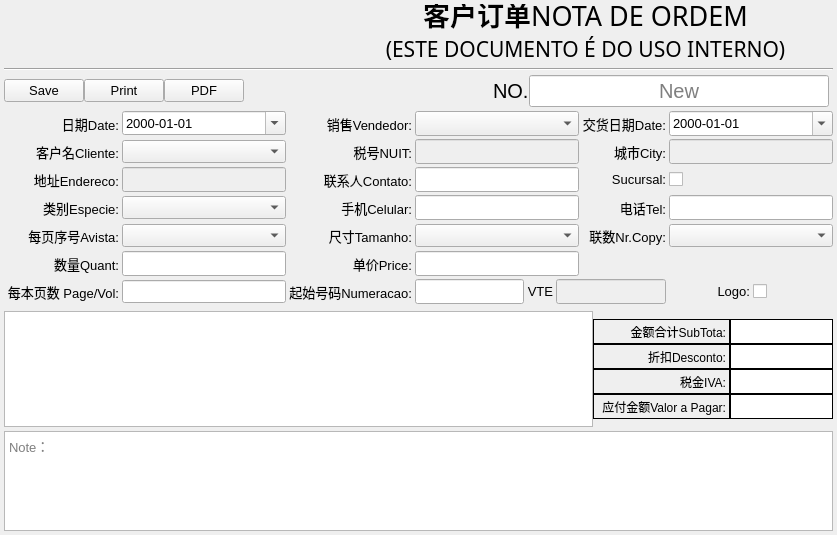
The window that Ui/FormPrintingOrder.ui (golden7602/zion) describes before a commit, drawn with Qt 5.
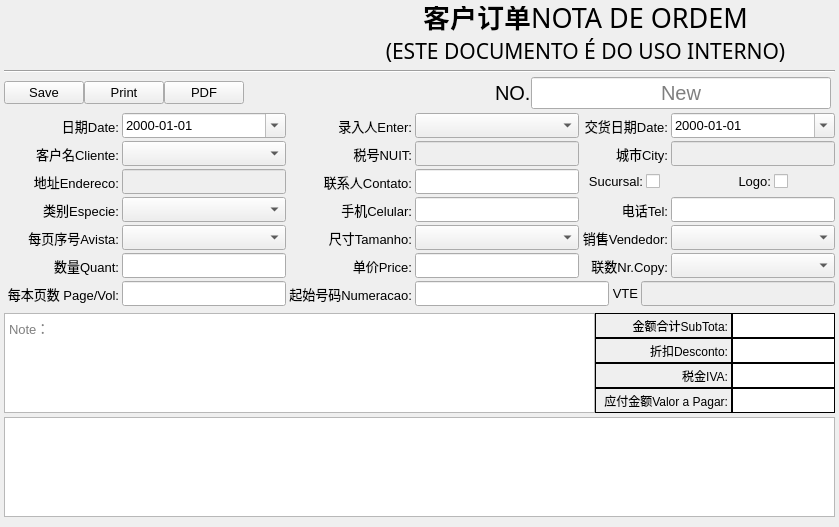
The same window after the commit. Icons and pictures are not drawn.

Commit message: PrintingOrderEdit基本完成

What changed in the file:
```diff
--- a/Ui/FormPrintingOrder.ui
+++ b/Ui/FormPrintingOrder.ui
@@ -6,10 +6,16 @@
    <rect>
     <x>0</x>
     <y>0</y>
-    <width>830</width>
-    <height>535</height>
+    <width>788</width>
+    <height>527</height>
    </rect>
   </property>
+  <property name="maximumSize">
+   <size>
+    <width>16777215</width>
+    <height>527</height>
+   </size>
+  </property>
   <property name="font">
    <font>
     <family>Arial</family>
@@ -21,7 +27,7 @@
   </property>
   <layout class="QVBoxLayout" name="verticalLayout_4">
    <property name="spacing">
-    <number>4</number>
+    <number>2</number>
    </property>
    <property name="leftMargin">
     <number>4</number>
@@ -374,16 +380,6 @@
      <property name="spacing">
       <number>3</number>
      </property>
-     <item row="2" column="5">
-      <widget class="QLabel" name="label_16">
-       <property name="text">
-        <string>Sucursal:</string>
-       </property>
-       <property name="alignment">
-        <set>Qt::AlignRight|Qt::AlignTrailing|Qt::AlignVCenter</set>
-       </property>
-      </widget>
-     </item>
      <item row="0" column="5">
       <widget class="QLabel" name="label_4">
        <property name="minimumSize">
@@ -428,25 +424,6 @@
        </property>
       </widget>
      </item>
-     <item row="2" column="6">
-      <widget class="QCheckBox" name="fSucursal">
-       <property name="minimumSize">
-        <size>
-         <width>0</width>
-         <height>25</height>
-        </size>
-       </property>
-       <property name="sizeIncrement">
-        <size>
-         <width>0</width>
-         <height>25</height>
-        </size>
-       </property>
-       <property name="text">
-        <string/>
-       </property>
-      </widget>
-     </item>
      <item row="3" column="6">
       <widget class="QLineEdit" name="fTelefone">
        <property name="minimumSize">
@@ -642,28 +619,6 @@
        </property>
       </widget>
      </item>
-     <item row="0" column="3">
-      <widget class="QLabel" name="label_5">
-       <property name="minimumSize">
-        <size>
-         <width>0</width>
-         <height>25</height>
-        </size>
-       </property>
-       <property name="sizeIncrement">
-        <size>
-         <width>0</width>
-         <height>25</height>
-        </size>
-       </property>
-       <property name="text">
-        <string>销售Vendedor:</string>
-       </property>
-       <property name="alignment">
-        <set>Qt::AlignRight|Qt::AlignTrailing|Qt::AlignVCenter</set>
-       </property>
-      </widget>
-     </item>
      <item row="1" column="4">
       <widget class="QLineEdit" name="fNUIT">
        <property name="enabled">
@@ -707,6 +662,18 @@
      </item>
      <item row="0" column="2">
       <widget class="QDateEdit" name="fOrderDate">
+       <property name="sizePolicy">
+        <sizepolicy hsizetype="Expanding" vsizetype="Fixed">
+         <horstretch>0</horstretch>
+         <verstretch>0</verstretch>
+        </sizepolicy>
+       </property>
+       <property name="minimumSize">
+        <size>
+         <width>0</width>
+         <height>25</height>
+        </size>
+       </property>
        <property name="maximumSize">
         <size>
          <width>16777215</width>
@@ -723,10 +690,16 @@
      </item>
      <item row="1" column="2">
       <widget class="QComboBox" name="fCustomerID">
+       <property name="sizePolicy">
+        <sizepolicy hsizetype="Expanding" vsizetype="Fixed">
+         <horstretch>0</horstretch>
+         <verstretch>0</verstretch>
+        </sizepolicy>
+       </property>
        <property name="minimumSize">
         <size>
          <width>0</width>
-         <height>0</height>
+         <height>25</height>
         </size>
        </property>
        <property name="sizeIncrement">
@@ -750,25 +723,6 @@
        </property>
       </widget>
      </item>
-     <item row="0" column="4">
-      <widget class="QComboBox" name="fVendedorID">
-       <property name="minimumSize">
-        <size>
-         <width>0</width>
-         <height>25</height>
-        </size>
-       </property>
-       <property name="sizeIncrement">
-        <size>
-         <width>0</width>
-         <height>25</height>
-        </size>
-       </property>
-       <property name="clearButtonEnabled" stdset="0">
-        <bool>true</bool>
-       </property>
-      </widget>
-     </item>
      <item row="1" column="5">
       <widget class="QLabel" name="label_8">
        <property name="text">
@@ -820,79 +774,12 @@
        </property>
       </widget>
      </item>
-     <item row="7" column="4" colspan="2">
-      <layout class="QHBoxLayout" name="horizontalLayout_8">
-       <item>
-        <widget class="QLineEdit" name="fNumerBegin">
-         <property name="minimumSize">
-          <size>
-           <width>0</width>
-           <height>25</height>
-          </size>
-         </property>
-         <property name="sizeIncrement">
-          <size>
-           <width>0</width>
-           <height>25</height>
-          </size>
-         </property>
-         <property name="clearButtonEnabled">
-          <bool>true</bool>
-         </property>
-        </widget>
-       </item>
-       <item>
-        <widget class="QLabel" name="label_27">
-         <property name="minimumSize">
-          <size>
-           <width>0</width>
-           <height>25</height>
-          </size>
-         </property>
-         <property name="sizeIncrement">
-          <size>
-           <width>0</width>
-           <height>25</height>
-          </size>
-         </property>
-         <property name="text">
-          <string>VTE</string>
-         </property>
-         <property name="alignment">
-          <set>Qt::AlignRight|Qt::AlignTrailing|Qt::AlignVCenter</set>
-         </property>
-        </widget>
-       </item>
-       <item>
-        <widget class="QLineEdit" name="fNumerEnd">
-         <property name="enabled">
-          <bool>false</bool>
-         </property>
-         <property name="minimumSize">
-          <size>
-           <width>0</width>
-           <height>25</height>
-          </size>
-         </property>
-         <property name="sizeIncrement">
-          <size>
-           <width>0</width>
-           <height>25</height>
-          </size>
-         </property>
-         <property name="clearButtonEnabled">
-          <bool>false</bool>
-         </property>
-        </widget>
-       </item>
-      </layout>
-     </item>
      <item row="5" column="4">
       <widget class="QComboBox" name="fTamanhoID">
        <property name="minimumSize">
         <size>
          <width>0</width>
-         <height>0</height>
+         <height>25</height>
         </size>
        </property>
        <property name="sizeIncrement">
@@ -930,10 +817,16 @@
      </item>
      <item row="3" column="2">
       <widget class="QComboBox" name="fEspecieID">
+       <property name="sizePolicy">
+        <sizepolicy hsizetype="Expanding" vsizetype="Fixed">
+         <horstretch>0</horstretch>
+         <verstretch>0</verstretch>
+        </sizepolicy>
+       </property>
        <property name="minimumSize">
         <size>
          <width>0</width>
-         <height>0</height>
+         <height>25</height>
         </size>
        </property>
        <property name="sizeIncrement">
@@ -947,28 +840,6 @@
        </property>
       </widget>
      </item>
-     <item row="5" column="5">
-      <widget class="QLabel" name="label_25">
-       <property name="minimumSize">
-        <size>
-         <width>0</width>
-         <height>25</height>
-        </size>
-       </property>
-       <property name="sizeIncrement">
-        <size>
-         <width>0</width>
-         <height>25</height>
-        </size>
-       </property>
-       <property name="text">
-        <string>联数Nr.Copy:</string>
-       </property>
-       <property name="alignment">
-        <set>Qt::AlignRight|Qt::AlignTrailing|Qt::AlignVCenter</set>
-       </property>
-      </widget>
-     </item>
      <item row="5" column="0">
       <widget class="QLabel" name="label_22">
        <property name="minimumSize">
@@ -993,10 +864,16 @@
      </item>
      <item row="5" column="2">
       <widget class="QComboBox" name="fAvistaID">
+       <property name="sizePolicy">
+        <sizepolicy hsizetype="Expanding" vsizetype="Fixed">
+         <horstretch>0</horstretch>
+         <verstretch>0</verstretch>
+        </sizepolicy>
+       </property>
        <property name="minimumSize">
         <size>
          <width>0</width>
-         <height>0</height>
+         <height>25</height>
         </size>
        </property>
        <property name="sizeIncrement">
@@ -1078,7 +955,7 @@
        <property name="minimumSize">
         <size>
          <width>0</width>
-         <height>0</height>
+         <height>25</height>
         </size>
        </property>
        <property name="sizeIncrement">
@@ -1114,70 +991,6 @@
        </property>
       </widget>
      </item>
-     <item row="7" column="6">
-      <layout class="QHBoxLayout" name="horizontalLayout_9">
-       <item>
-        <widget class="QLabel" name="label_29">
-         <property name="minimumSize">
-          <size>
-           <width>0</width>
-           <height>25</height>
-          </size>
-         </property>
-         <property name="sizeIncrement">
-          <size>
-           <width>0</width>
-           <height>25</height>
-          </size>
-         </property>
-         <property name="text">
-          <string>Logo:</string>
-         </property>
-         <property name="alignment">
-          <set>Qt::AlignRight|Qt::AlignTrailing|Qt::AlignVCenter</set>
-         </property>
-        </widget>
-       </item>
-       <item>
-        <widget class="QCheckBox" name="fLogo">
-         <property name="minimumSize">
-          <size>
-           <width>0</width>
-           <height>25</height>
-          </size>
-         </property>
-         <property name="sizeIncrement">
-          <size>
-           <width>0</width>
-           <height>25</height>
-          </size>
-         </property>
-         <property name="text">
-          <string/>
-         </property>
-        </widget>
-       </item>
-      </layout>
-     </item>
-     <item row="5" column="6">
-      <widget class="QComboBox" name="fNrCopyID">
-       <property name="minimumSize">
-        <size>
-         <width>0</width>
-         <height>0</height>
-        </size>
-       </property>
-       <property name="sizeIncrement">
-        <size>
-         <width>0</width>
-         <height>25</height>
-        </size>
-       </property>
-       <property name="placeholderText" stdset="0">
-        <string>Please select a cliente.</string>
-       </property>
-      </widget>
-     </item>
      <item row="6" column="3">
       <widget class="QLabel" name="label_30">
        <property name="minimumSize">
@@ -1219,6 +1032,257 @@
        </property>
       </widget>
      </item>
+     <item row="6" column="5">
+      <widget class="QLabel" name="label_25">
+       <property name="minimumSize">
+        <size>
+         <width>0</width>
+         <height>25</height>
+        </size>
+       </property>
+       <property name="sizeIncrement">
+        <size>
+         <width>0</width>
+         <height>25</height>
+        </size>
+       </property>
+       <property name="text">
+        <string>联数Nr.Copy:</string>
+       </property>
+       <property name="alignment">
+        <set>Qt::AlignRight|Qt::AlignTrailing|Qt::AlignVCenter</set>
+       </property>
+      </widget>
+     </item>
+     <item row="6" column="6">
+      <widget class="QComboBox" name="fNrCopyID">
+       <property name="minimumSize">
+        <size>
+         <width>0</width>
+         <height>25</height>
+        </size>
+       </property>
+       <property name="sizeIncrement">
+        <size>
+         <width>0</width>
+         <height>25</height>
+        </size>
+       </property>
+       <property name="placeholderText" stdset="0">
+        <string>Please select a cliente.</string>
+       </property>
+      </widget>
+     </item>
+     <item row="5" column="6">
+      <widget class="QComboBox" name="fVendedorID">
+       <property name="minimumSize">
+        <size>
+         <width>0</width>
+         <height>25</height>
+        </size>
+       </property>
+       <property name="sizeIncrement">
+        <size>
+         <width>0</width>
+         <height>25</height>
+        </size>
+       </property>
+       <property name="clearButtonEnabled" stdset="0">
+        <bool>true</bool>
+       </property>
+      </widget>
+     </item>
+     <item row="5" column="5">
+      <widget class="QLabel" name="label_5">
+       <property name="minimumSize">
+        <size>
+         <width>0</width>
+         <height>25</height>
+        </size>
+       </property>
+       <property name="sizeIncrement">
+        <size>
+         <width>0</width>
+         <height>25</height>
+        </size>
+       </property>
+       <property name="text">
+        <string>销售Vendedor:</string>
+       </property>
+       <property name="alignment">
+        <set>Qt::AlignRight|Qt::AlignTrailing|Qt::AlignVCenter</set>
+       </property>
+      </widget>
+     </item>
+     <item row="0" column="3">
+      <widget class="QLabel" name="label_17">
+       <property name="text">
+        <string>录入人Enter:</string>
+       </property>
+       <property name="alignment">
+        <set>Qt::AlignRight|Qt::AlignTrailing|Qt::AlignVCenter</set>
+       </property>
+      </widget>
+     </item>
+     <item row="0" column="4">
+      <widget class="QComboBox" name="fEntryID">
+       <property name="minimumSize">
+        <size>
+         <width>0</width>
+         <height>25</height>
+        </size>
+       </property>
+      </widget>
+     </item>
+     <item row="2" column="5" colspan="2">
+      <layout class="QHBoxLayout" name="horizontalLayout_10">
+       <item>
+        <layout class="QHBoxLayout" name="horizontalLayout_7">
+         <item>
+          <widget class="QLabel" name="label_16">
+           <property name="text">
+            <string>Sucursal:</string>
+           </property>
+           <property name="alignment">
+            <set>Qt::AlignRight|Qt::AlignTrailing|Qt::AlignVCenter</set>
+           </property>
+          </widget>
+         </item>
+         <item>
+          <widget class="QCheckBox" name="fSucursal">
+           <property name="minimumSize">
+            <size>
+             <width>0</width>
+             <height>25</height>
+            </size>
+           </property>
+           <property name="sizeIncrement">
+            <size>
+             <width>0</width>
+             <height>25</height>
+            </size>
+           </property>
+           <property name="text">
+            <string/>
+           </property>
+          </widget>
+         </item>
+        </layout>
+       </item>
+       <item>
+        <layout class="QHBoxLayout" name="horizontalLayout_9">
+         <item>
+          <widget class="QLabel" name="label_29">
+           <property name="minimumSize">
+            <size>
+             <width>0</width>
+             <height>25</height>
+            </size>
+           </property>
+           <property name="sizeIncrement">
+            <size>
+             <width>0</width>
+             <height>25</height>
+            </size>
+           </property>
+           <property name="text">
+            <string>Logo:</string>
+           </property>
+           <property name="alignment">
+            <set>Qt::AlignRight|Qt::AlignTrailing|Qt::AlignVCenter</set>
+           </property>
+          </widget>
+         </item>
+         <item>
+          <widget class="QCheckBox" name="fLogo">
+           <property name="minimumSize">
+            <size>
+             <width>0</width>
+             <height>25</height>
+            </size>
+           </property>
+           <property name="sizeIncrement">
+            <size>
+             <width>0</width>
+             <height>25</height>
+            </size>
+           </property>
+           <property name="text">
+            <string/>
+           </property>
+          </widget>
+         </item>
+        </layout>
+       </item>
+      </layout>
+     </item>
+     <item row="7" column="4" colspan="3">
+      <layout class="QHBoxLayout" name="horizontalLayout_8">
+       <item>
+        <widget class="QLineEdit" name="fNumerBegin">
+         <property name="minimumSize">
+          <size>
+           <width>0</width>
+           <height>25</height>
+          </size>
+         </property>
+         <property name="sizeIncrement">
+          <size>
+           <width>0</width>
+           <height>25</height>
+          </size>
+         </property>
+         <property name="clearButtonEnabled">
+          <bool>true</bool>
+         </property>
+        </widget>
+       </item>
+       <item>
+        <widget class="QLabel" name="label_27">
+         <property name="minimumSize">
+          <size>
+           <width>0</width>
+           <height>25</height>
+          </size>
+         </property>
+         <property name="sizeIncrement">
+          <size>
+           <width>0</width>
+           <height>25</height>
+          </size>
+         </property>
+         <property name="text">
+          <string>VTE</string>
+         </property>
+         <property name="alignment">
+          <set>Qt::AlignRight|Qt::AlignTrailing|Qt::AlignVCenter</set>
+         </property>
+        </widget>
+       </item>
+       <item>
+        <widget class="QLineEdit" name="fNumerEnd">
+         <property name="enabled">
+          <bool>false</bool>
+         </property>
+         <property name="minimumSize">
+          <size>
+           <width>0</width>
+           <height>25</height>
+          </size>
+         </property>
+         <property name="sizeIncrement">
+          <size>
+           <width>0</width>
+           <height>25</height>
+          </size>
+         </property>
+         <property name="clearButtonEnabled">
+          <bool>false</bool>
+         </property>
+        </widget>
+       </item>
+      </layout>
+     </item>
     </layout>
    </item>
    <item>
@@ -1238,7 +1302,38 @@
         <number>0</number>
        </property>
        <item>
-        <widget class="QListWidget" name="listPrintingOrder"/>
+        <widget class="QTextEdit" name="fNote">
+         <property name="minimumSize">
+          <size>
+           <width>0</width>
+           <height>100</height>
+          </size>
+         </property>
+         <property name="maximumSize">
+          <size>
+           <width>16777215</width>
+           <height>100</height>
+          </size>
+         </property>
+         <property name="toolTipDuration">
+          <number>-1</number>
+         </property>
+         <property name="statusTip">
+          <string/>
+         </property>
+         <property name="whatsThis">
+          <string/>
+         </property>
+         <property name="accessibleName">
+          <string/>
+         </property>
+         <property name="lineWidth">
+          <number>-1</number>
+         </property>
+         <property name="placeholderText">
+          <string>Note：</string>
+         </property>
+        </widget>
        </item>
       </layout>
      </item>
@@ -1573,7 +1668,7 @@
     </layout>
    </item>
    <item>
-    <widget class="QTextEdit" name="fNote">
+    <widget class="QTableView" name="listPrintingOrder">
      <property name="minimumSize">
       <size>
        <width>0</width>
@@ -1595,15 +1690,9 @@
      <property name="whatsThis">
       <string/>
      </property>
-     <property name="accessibleName">
-      <string/>
-     </property>
-     <property name="lineWidth">
-      <number>-1</number>
-     </property>
-     <property name="placeholderText">
-      <string>Note：</string>
-     </property>
+     <attribute name="verticalHeaderDefaultSectionSize">
+      <number>25</number>
+     </attribute>
     </widget>
    </item>
   </layout>
```
Left out of the diff: 12 changed lines with no effect on the pictures. The commit also changes 9 other files.
